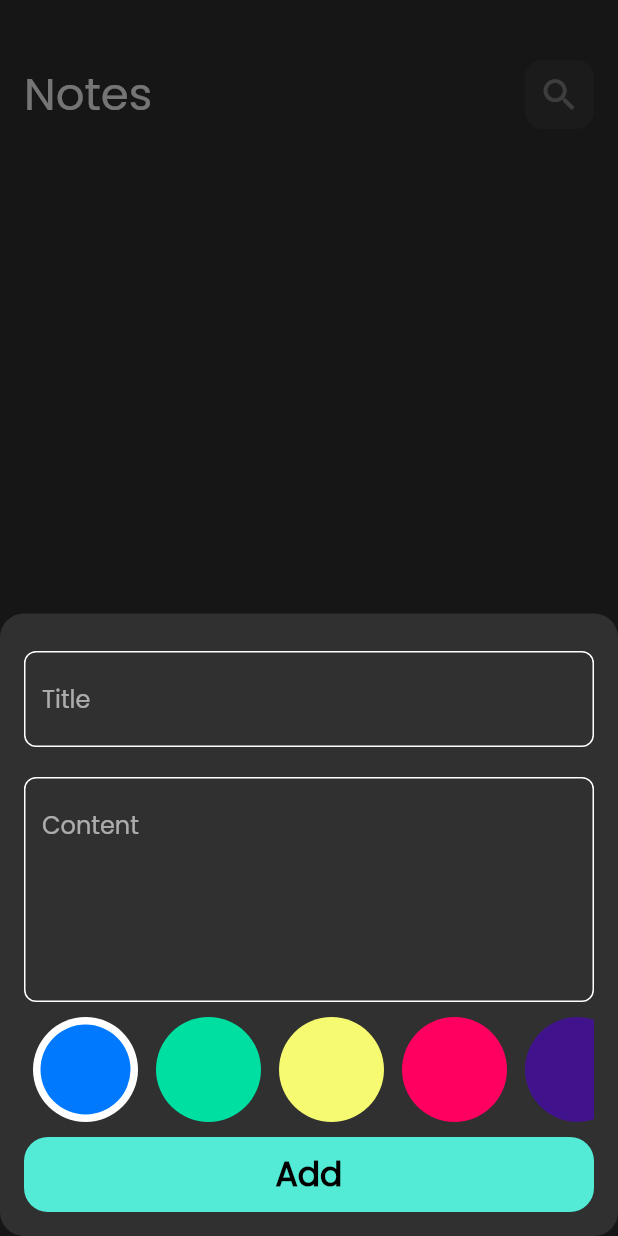
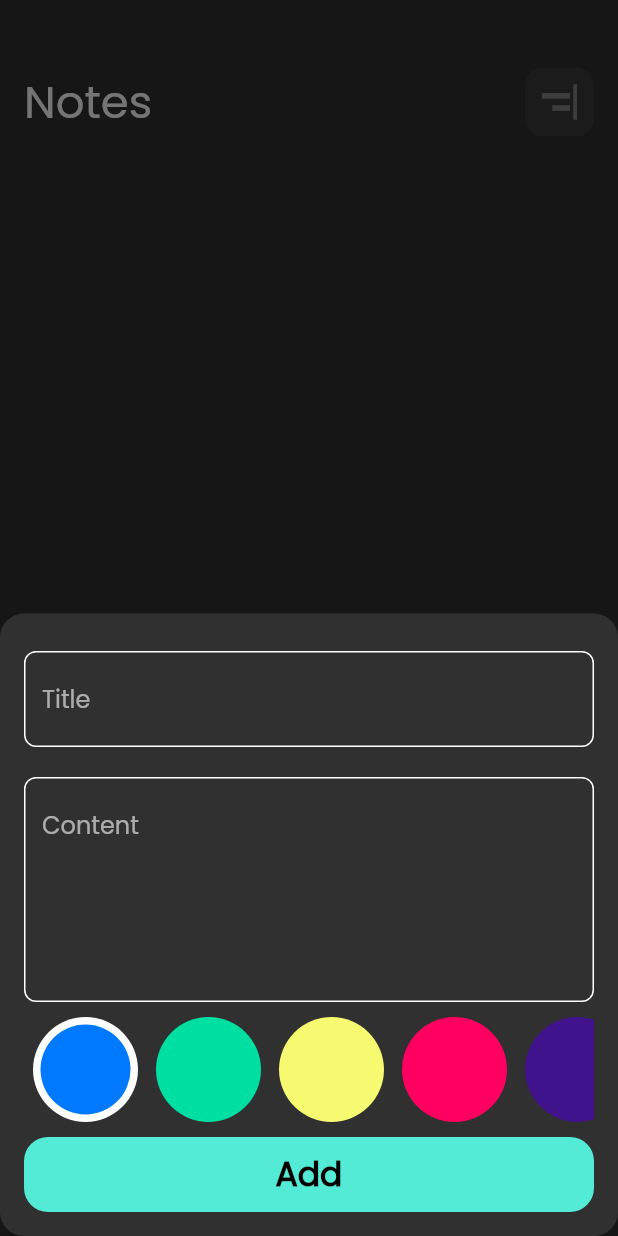
Before and after one commit to OmarAlex00/NoteApp, a Flutter app: the screen it shows after launch, after a tap on the "add" icon, on a phone screen of 412 x 824 dp. Run offline on Flutter 3.47's test engine with Material 2 defaults, Android fonts, the phone set to English and light mode, and no system bars; our stand-ins replace bloc, flutter_bloc, font_awesome_flutter, hive, hive_flutter; accounts and stored records are empty.

Commit message:
fixing bugs

```diff
--- a/lib/views/widgets/add_note_form.dart
+++ b/lib/views/widgets/add_note_form.dart
@@ -55,7 +55,7 @@ class _NoteFormState extends State<NoteForm> {
                     Note note = Note(
                         title: title!,
                         subTitle: subTitle!,
-                        date: DateFormat('dd/mm/yy ,hh:mm a')
+                        date: DateFormat('dd/MM/yy ,hh:mm a')
                             .format(DateTime.now())
                             .toString(),
                         color:
--- a/lib/views/widgets/edit_note_body.dart
+++ b/lib/views/widgets/edit_note_body.dart
@@ -23,7 +23,7 @@ class _EditNoteBodyState extends State<EditNoteBody> {
       padding: const EdgeInsets.symmetric(horizontal: 16),
       child: Column(
         children: [
-          const SizedBox(height: 40),
+          const SizedBox(height: 45),
           CustomAppBar(
             title: 'Edit Note',
             icon: Icons.check,
--- a/lib/views/widgets/note_view_body.dart
+++ b/lib/views/widgets/note_view_body.dart
@@ -25,8 +25,9 @@ class _NoteViewBodyState extends State<NoteViewBody> {
       padding: EdgeInsets.symmetric(horizontal: 16),
       child: Column(
         children: [
-          SizedBox(height: 40),
-          CustomAppBar(title: 'Notes', icon: Icons.search),
+          SizedBox(height: 45),
+          CustomAppBar(
+              title: 'Notes', icon: Icons.align_horizontal_right_sharp),
           Expanded(
               child: Padding(
             padding: EdgeInsets.symmetric(vertical: 16),
```
